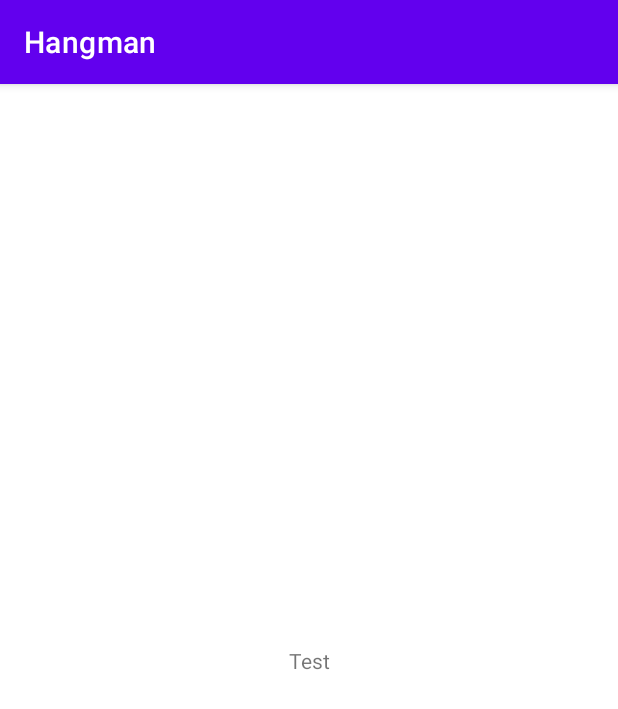
After one commit to tahlly88/group3_mobile_app_dev, an Android app: the about screen opened directly, with no data from a screen before it, on a phone screen of 412 x 824 dp. The commit adds this screen. Shown: the top 709 px of the screen. Run offline under Robolectric (Android 15) with nearby library versions, the phone set to English and light mode, and no system bars.

Commit message:
testing about button

```diff
--- a/app/src/main/AndroidManifest.xml
+++ b/app/src/main/AndroidManifest.xml
@@ -10,6 +10,9 @@
         android:supportsRtl="true"
         android:theme="@style/Theme.Hangman">
         <activity
+            android:name=".about"
+            android:exported="false" />
+        <activity
             android:name=".MainActivity"
             android:exported="true">
             <intent-filter>
--- /dev/null
+++ b/app/src/main/java/com/groupprojects/hangman/about.java
@@ -0,0 +1,14 @@
+package com.groupprojects.hangman;
+
+import androidx.appcompat.app.AppCompatActivity;
+
+import android.os.Bundle;
+
+public class about extends AppCompatActivity {
+
+    @Override
+    protected void onCreate(Bundle savedInstanceState) {
+        super.onCreate(savedInstanceState);
+        setContentView(R.layout.activity_about);
+    }
+}
--- /dev/null
+++ b/app/src/main/res/layout/activity_about.xml
@@ -0,0 +1,18 @@
+<?xml version="1.0" encoding="utf-8"?>
+<androidx.constraintlayout.widget.ConstraintLayout xmlns:android="http://schemas.android.com/apk/res/android"
+    xmlns:app="http://schemas.android.com/apk/res-auto"
+    xmlns:tools="http://schemas.android.com/tools"
+    android:layout_width="match_parent"
+    android:layout_height="match_parent"
+    tools:context=".about">
+
+    <TextView
+        android:id="@+id/textView"
+        android:layout_width="wrap_content"
+        android:layout_height="wrap_content"
+        android:text="Test"
+        app:layout_constraintBottom_toBottomOf="parent"
+        app:layout_constraintEnd_toEndOf="parent"
+        app:layout_constraintStart_toStartOf="parent"
+        app:layout_constraintTop_toTopOf="parent" />
+</androidx.constraintlayout.widget.ConstraintLayout>
--- a/app/src/main/res/layout/activity_main.xml
+++ b/app/src/main/res/layout/activity_main.xml
@@ -23,6 +23,7 @@
         android:layout_width="wrap_content"
         android:layout_height="wrap_content"
         android:text="@string/about"
+        android:onClick="@activity_about"
         android:backgroundTint="@color/teal_700"
         app:layout_constraintEnd_toEndOf="parent"
         app:layout_constraintStart_toStartOf="parent"
```
Also changed, not shown: 1 other file.
